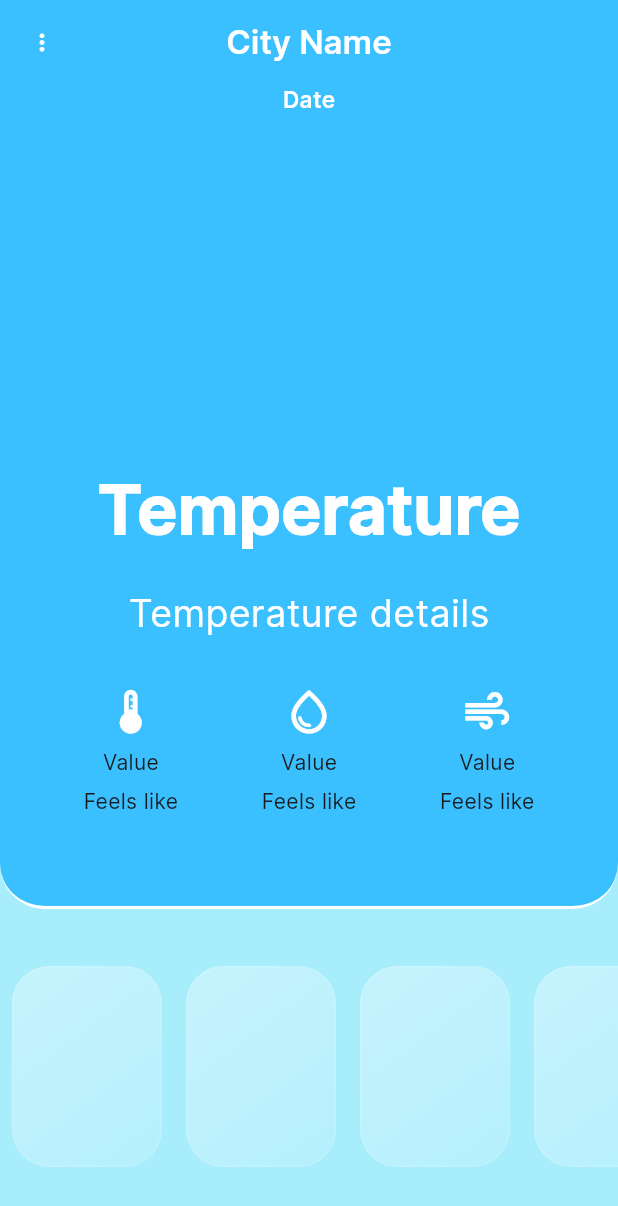
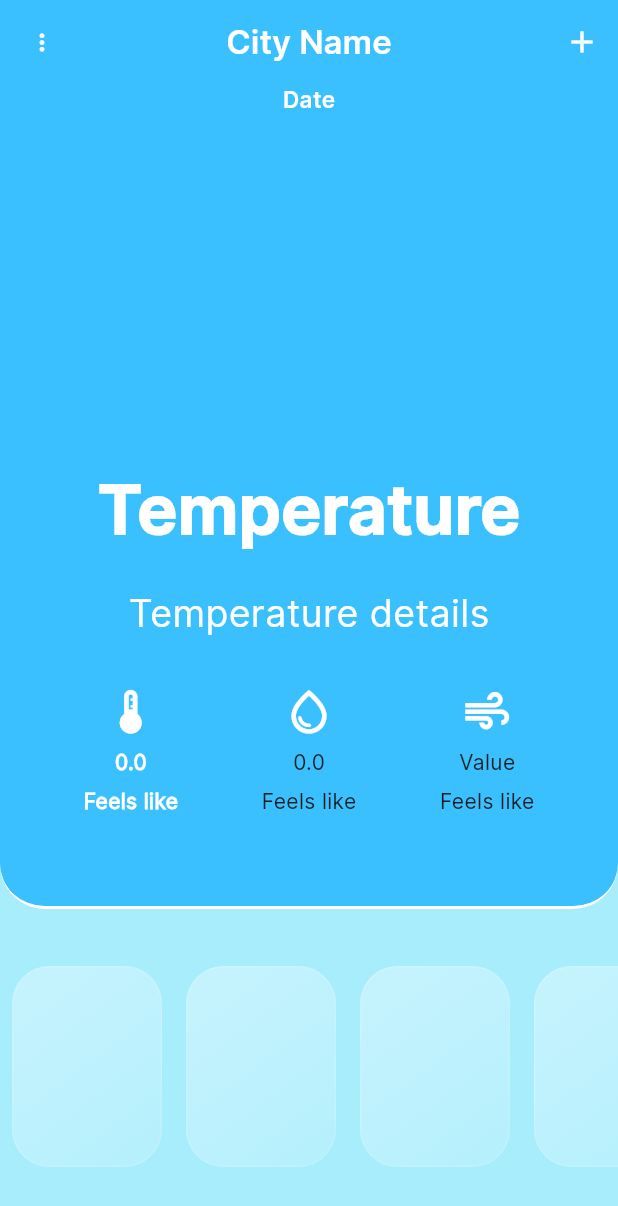
Before and after one commit to saivarshith67/weatherapp, a Flutter app: the screen it shows after launch, on a phone screen of 412 x 824 dp. Shown: the top 1206 px of the screen. Run offline on Flutter 3.47's test engine with Material 3 defaults, Android fonts, the phone set to English and light mode, and no system bars; our stand-ins replace geolocator.

```diff
--- a/lib/FrostedGlassWidget.dart
+++ b/lib/FrostedGlassWidget.dart
@@ -1,20 +1,24 @@
 import 'dart:ui';
-import 'colours.dart';
+import 'coloursAndStyles.dart';
 import 'package:flutter/material.dart';
 
 
 class FrostedGlassWidget extends StatelessWidget{
-  // final Widget child;
+  final double height;
+  final double width;
+  FrostedGlassWidget({
+    this.width = 100,
+    this.height = 150,
+});
 
-  // FrostedGlassWidget({super.key, required this.child});
 
 
 
   @override
   Widget build(BuildContext context) {
     return Container(
-      width: 100,
-      height: 150,
+      width: width,
+      height: height,
       child: ClipRect(
 
         child: Container(
--- a/lib/HomePage.dart
+++ b/lib/HomePage.dart
@@ -1,9 +1,8 @@
-import 'dart:ui';
-
+import 'GetCurrentWeatherDetails.dart';
 import 'package:flutter/material.dart';
 import 'package:weatherapp/FrostedGlassWidget.dart';
 import 'package:weatherapp/WeatherDetailsWidget.dart';
-import 'package:weatherapp/colours.dart';
+import 'package:weatherapp/coloursAndStyles.dart';
 
 
 
@@ -32,7 +31,10 @@ class _MyHomePageState extends State<MyHomePage> {
             fontWeight: FontWeight.w700,
           ),
         ),
-        leading: TextButton(child: Icon(Icons.more_vert_rounded,color: Colors.white), onPressed: () {print("Hello World");},),
+        leading: TextButton(child: const Icon(Icons.more_vert_rounded,color: Colors.white), onPressed: () {},),
+        actions: [
+          IconButton(onPressed: () {}, icon: const Icon(Icons.add, color: Colors.white,)),
+        ],
 
         centerTitle: true,
       ),
@@ -40,7 +42,7 @@ class _MyHomePageState extends State<MyHomePage> {
       body:  Column(
         crossAxisAlignment: CrossAxisAlignment.center,
         children: <Widget>[
-          WeatherDetailsWidget(),
+          WeatherDetailsWidget(context: context,),
           const SizedBox(height: 30,),
           SizedBox(
             height: 150,
--- a/lib/WeatherDetailsWidget.dart
+++ b/lib/WeatherDetailsWidget.dart
@@ -1,9 +1,41 @@
 import 'package:flutter/material.dart';
-import 'colours.dart';
+import 'package:geolocator/geolocator.dart';
+import 'package:weatherapp/GetCurrentWeatherDetails.dart';
+import 'LocationDetails.dart';
+import 'coloursAndStyles.dart';
 
-class WeatherDetailsWidget extends StatelessWidget {
-  WeatherDetailsWidget({super.key});
+class WeatherDetailsWidget extends StatefulWidget {
+  final BuildContext context;
+  WeatherDetailsWidget({super.key, required this.context});
 
+  @override
+  State<WeatherDetailsWidget> createState() => _WeatherDetailsWidgetState();
+}
+
+class _WeatherDetailsWidgetState extends State<WeatherDetailsWidget> {
+  double temp = 0;
+  double feelsLike = 0;
+  double humidity = 0;
+  double windSpeed = 0;
+  String description = "";
+  Position? position;
+
+
+  @override
+  void initState(){
+    super.initState();
+    _fetchWeatherData(context);
+  }
+
+  _fetchWeatherData(BuildContext context) async {
+    // Make your API call, or other actions to fetch data
+    // Update the state variables with the fetched data
+    // position = DeterminePosition().determinePosition(context)
+    // CurrentWeatherServices().fetchCurrentWeatherDetails();
+    setState(() {
+      // Update state to trigger a rebuild
+    });
+  }
 
 
   @override
@@ -38,24 +70,24 @@ class WeatherDetailsWidget extends StatelessWidget {
                 mainAxisAlignment: MainAxisAlignment.spaceEvenly,
                 children: [
                   Container(
-                    child: const Column(
+                    child: Column(
                       children: [
-                        Icon(Icons.thermostat,color: Colors.white,size: 35,),
-                        SizedBox(height: 6,),
-                        Text("Value"),
-                        SizedBox(height: 6,),
-                        Text("Feels like"),
+                        const Icon(Icons.thermostat,color: Colors.white,size: 35,),
+                        const SizedBox(height: 6,),
+                        Text("$feelsLike", style: const TextStyle(fontFamily: "InterRegular",color: Colors.white, fontWeight: FontWeight.w600),),
+                        const SizedBox(height: 6,),
+                        const Text("Feels like", style: TextStyle(fontFamily: "InterRegular",color: Colors.white, fontWeight: FontWeight.w600),),
                       ],
                     ),
                   ),
                   Container(
-                    child: const Column(
+                    child: Column(
                       children: [
-                        Icon(Icons.water_drop_outlined,color: Colors.white,size: 35,),
-                        SizedBox(height: 6,),
-                        Text("Value"),
-                        SizedBox(height: 6,),
-                        Text("Feels like"),
+                        const Icon(Icons.water_drop_outlined,color: Colors.white,size: 35,),
+                        const SizedBox(height: 6,),
+                        Text("$windSpeed"),
+                        const SizedBox(height: 6,),
+                        const Text("Feels like"),
                       ],
                     ),
                   ),
--- a/lib/main.dart
+++ b/lib/main.dart
@@ -1,5 +1,5 @@
 import 'package:flutter/material.dart';
-import 'package:weatherapp/colours.dart';
+import 'package:weatherapp/coloursAndStyles.dart';
 import 'package:weatherapp/HomePage.dart';
 
 void main() {
--- a/pubspec.yaml
+++ b/pubspec.yaml
@@ -35,6 +35,8 @@ dependencies:
   # The following adds the Cupertino Icons font to your application.
   # Use with the CupertinoIcons class for iOS style icons.
   cupertino_icons: ^1.0.2
+  http: ^1.2.0
+  geolocator: ^11.0.0
 
 dev_dependencies:
   flutter_test:
```
Also changed, not shown: lib/GetCurrentWeatherDetails.dart (added, +77 -0 lines), lib/LocationDetails.dart (added, +59 -0 lines), lib/DayWeatherServices.dart (added), lib/coloursAndStyles.dart (renamed from lib/colours.dart), pubspec.lock, 4 other files.
